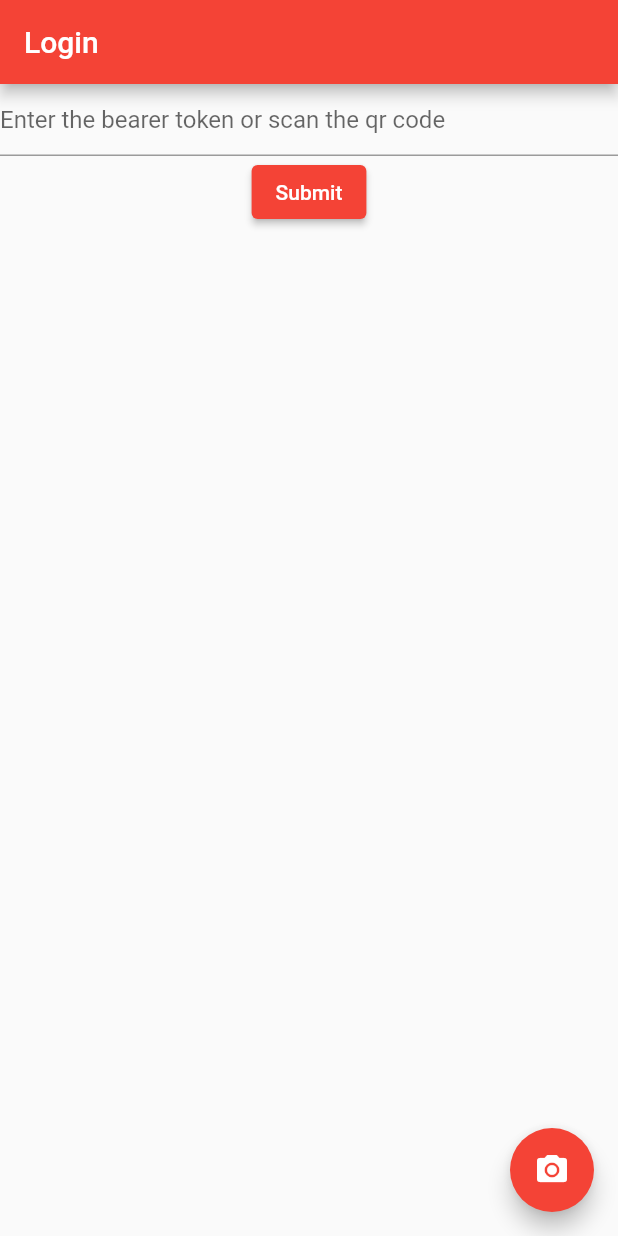
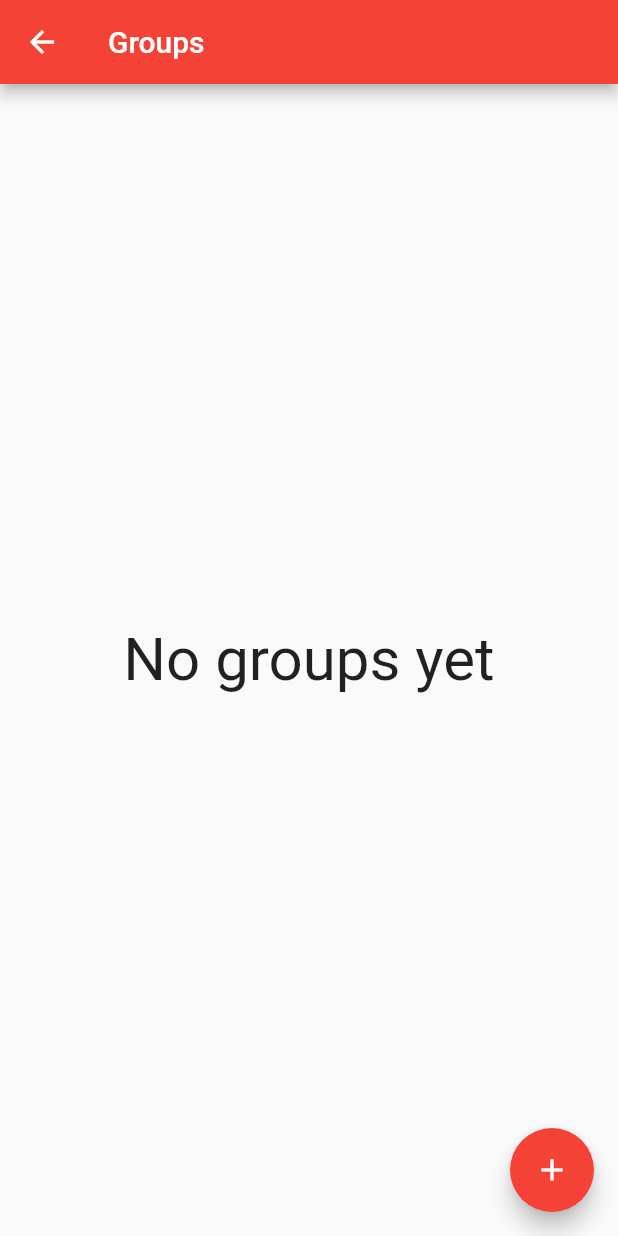
Before and after one commit to HF4-MEGA-PROJECT/restaurant-app-flutter, a Flutter app: the screen it shows after launch, after a tap on "Submit", on a phone screen of 412 x 824 dp. Run offline on Flutter 3.47's test engine with Material 2 defaults, Android fonts, the phone set to English and light mode, and no system bars.

Commit message:
Basic groups start

```diff
--- a/lib/main.dart
+++ b/lib/main.dart
@@ -1,4 +1,5 @@
 import 'package:flutter/material.dart';
+import 'package:restaurant_app_flutter/screens/groups.dart';
 import 'package:restaurant_app_flutter/screens/loginscreen.dart';
 
 void main() {
@@ -19,6 +20,7 @@ class MyApp extends StatelessWidget {
       routes: {
         '/': (context) => const MainPage(),
         '/login': (context) => const LoginPage(),
+        '/groups': (context) => const GroupsPage(),
       },
     );
   }
@@ -45,7 +47,10 @@ class _MainPageState extends State<MainPage> {
   }
 
   void _submitForm() {
-
+    Navigator.push(
+        context,
+        MaterialPageRoute(builder: (context) => const GroupsPage()),
+    );
   }
 
   @override
--- /dev/null
+++ b/lib/screens/groups.dart
@@ -0,0 +1,98 @@
+import 'package:flutter/material.dart';
+import 'package:restaurant_app_flutter/screens/Groups.dart';
+
+class GroupsPage extends StatefulWidget {
+  static const String route = '/groups';
+
+  const GroupsPage({Key? key}) : super(key: key);
+
+  @override
+  State<GroupsPage> createState() => _GroupsPageState();
+}
+
+class _GroupsPageState extends State<GroupsPage> {
+  String bearerToken = '';
+  String defaultText = 'No groups yet';
+  int groupsAmount = 0;
+
+  void _addGroup() {
+    groupsAmount += 1;
+
+
+  }
+
+  void _goToGroup() {}
+
+  Future<void> _showMyDialog() async {
+    return showDialog<void>(
+      context: context,
+      barrierDismissible: false, // user must tap button!
+      builder: (BuildContext context) {
+        return AlertDialog(
+          title: const Text('Add a new group'),
+          content: SingleChildScrollView(
+            child: ListBody(
+              children: const <Widget>[
+                Text("You are about to add group N")
+              ],
+            ),
+          ),
+          actions: <Widget>[
+            TextButton(
+              child: const Text('Cancel'),
+              onPressed: () {
+                Navigator.of(context).pop();
+              },
+            ),
+            TextButton(
+              child: const Text('Add group'),
+              onPressed: _addGroup,
+            ),
+          ],
+        );
+      },
+    );
+  }
+
+  @override
+  Widget build(BuildContext context) {
+    return Scaffold(
+      appBar: AppBar(
+        title: const Text("Groups"),
+      ),
+      body: OrientationBuilder(
+        builder: (context, orientation) {
+          int count = 2;
+          if (orientation == Orientation.landscape) {
+            count = 3;
+          }
+          if (groupsAmount < 1) {
+            return Center(
+              child: Text(
+                defaultText,
+                textAlign: TextAlign.center,
+                style: const TextStyle(fontSize: 40),
+              ),
+            );
+          } else {
+            return GridView.count(
+              crossAxisCount: count,
+              children: <Widget>[
+                ElevatedButton.icon(
+                  onPressed: _goToGroup,
+                  label: const Text('Group 1', style: TextStyle(fontSize: 15.0)),
+                  icon: const Icon(Icons.add),
+                ),
+              ],
+            );
+          }
+        },
+      ),
+      floatingActionButton: FloatingActionButton(
+        onPressed: _showMyDialog,
+        tooltip: 'Add group',
+        child: const Icon(Icons.add),
+      ),
+    );
+  }
+}
```
